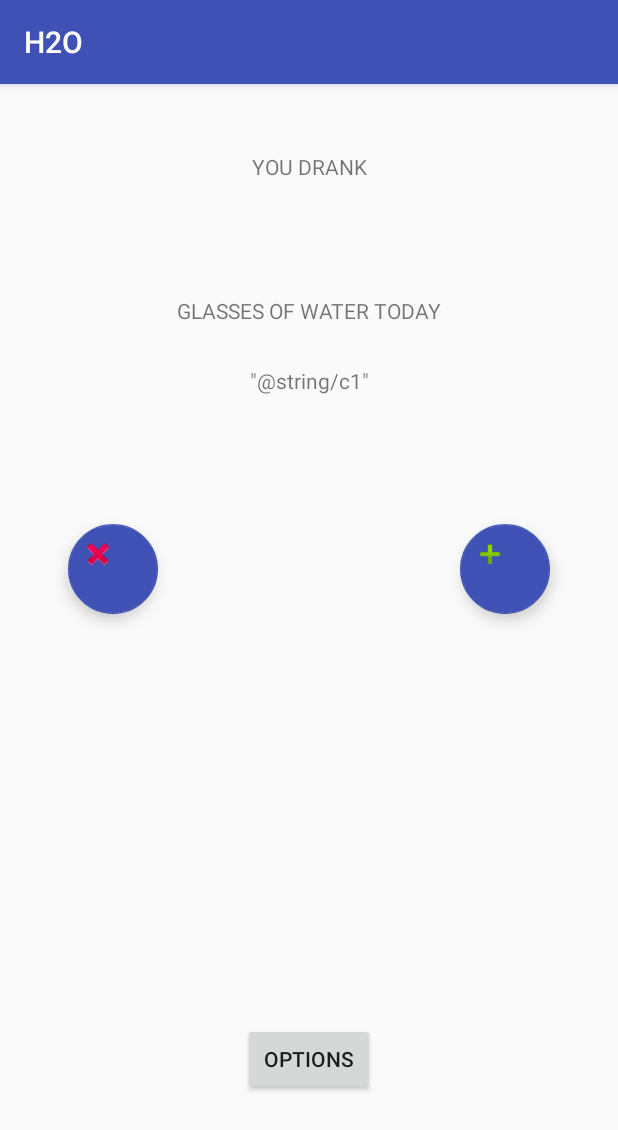
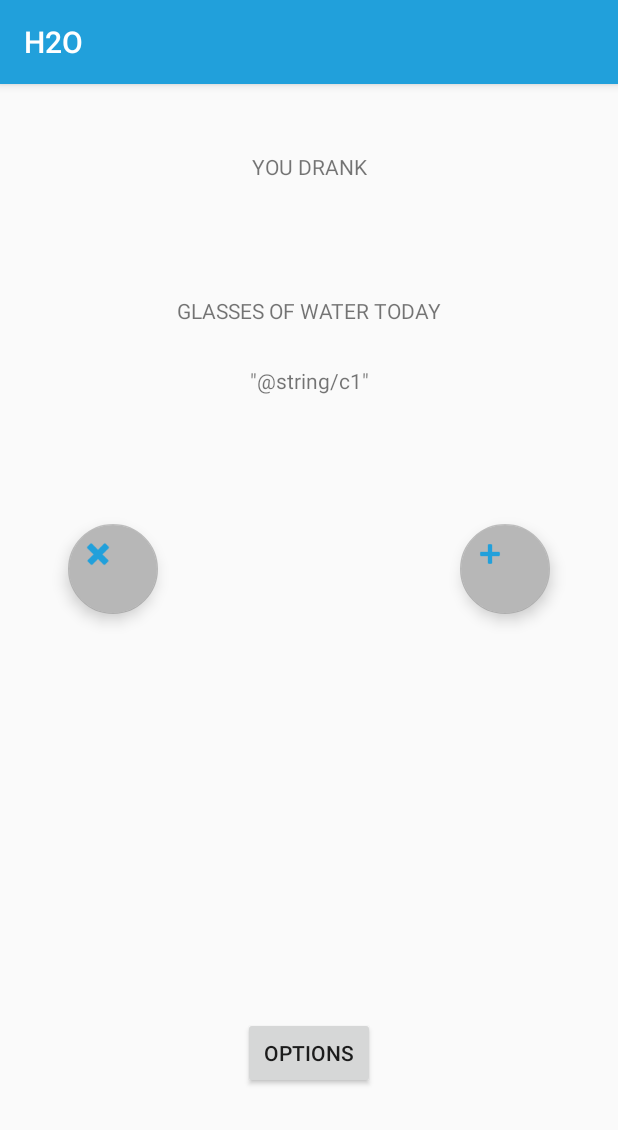
Before and after one commit to francescoFabris/H2Ofunzionante, an Android app: the screen it shows after launch (MainActivity), on a phone screen of 412 x 824 dp. Shown: the top 1130 px of the screen. Run offline under Robolectric (Android 15) with nearby library versions, the phone set to English and light mode, and no system bars.

Commit message:
Modificati colori

```diff
--- a/app/src/main/res/layout/activity_main.xml
+++ b/app/src/main/res/layout/activity_main.xml
@@ -17,9 +17,9 @@
         tools:layout_constraintRight_creator="1"
         tools:layout_constraintBottom_creator="1"
         app:layout_constraintBottom_toBottomOf="parent"
-        android:layout_marginBottom="94dp"
+        android:layout_marginBottom="98dp"
         app:layout_constraintLeft_toLeftOf="parent"
-        app:layout_constraintRight_toRightOf="parent"/>
+        app:layout_constraintRight_toRightOf="parent" />
 
     <TextView
         android:id="@+id/textView1"
@@ -72,18 +72,24 @@
         android:layout_width="60dp"
         android:layout_height="60dp"
         android:layout_marginRight="45dp"
+        android:layout_marginTop="293dp"
         android:clickable="true"
+        android:theme="@style/AppTheme"
+        android:tint="@color/colorPrimary"
+        app:backgroundTint="@color/colorButton"
         app:fabSize="mini"
         app:layout_constraintRight_toRightOf="parent"
-        app:srcCompat="@android:drawable/ic_input_add"
-        android:layout_marginTop="293dp"
-        app:layout_constraintTop_toTopOf="parent"/>
+        app:layout_constraintTop_toTopOf="parent"
+        app:srcCompat="@android:drawable/ic_input_add" />
+
 
     <android.support.design.widget.FloatingActionButton
         android:id="@+id/minus_button"
         android:layout_width="60dp"
         android:layout_height="60dp"
         android:layout_marginLeft="45dp"
+        android:tint="@color/colorPrimary"
+        app:backgroundTint="@color/colorButton"
         android:clickable="true"
         app:fabSize="mini"
         app:layout_constraintLeft_toLeftOf="parent"
--- a/app/src/main/res/values/colors.xml
+++ b/app/src/main/res/values/colors.xml
@@ -1,6 +1,7 @@
 <?xml version="1.0" encoding="utf-8"?>
 <resources>
-    <color name="colorPrimary">#3F51B5</color>
-    <color name="colorPrimaryDark">#303F9F</color>
-    <color name="colorAccent">#3F51B5</color>
+    <color name="colorPrimary">#21a0db</color>
+    <color name="colorPrimaryDark">#4b4b4b</color>
+    <color name="colorAccent">#8d8d8d</color>
+    <color name="colorButton">#b7b7b7</color>
 </resources>
--- a/build.gradle
+++ b/build.gradle
@@ -5,7 +5,7 @@ buildscript {
         jcenter()
     }
     dependencies {
-        classpath 'com.android.tools.build:gradle:2.3.0'
+        classpath 'com.android.tools.build:gradle:2.3.1'
 
         // NOTE: Do not place your application dependencies here; they belong
         // in the individual module build.gradle files
```
